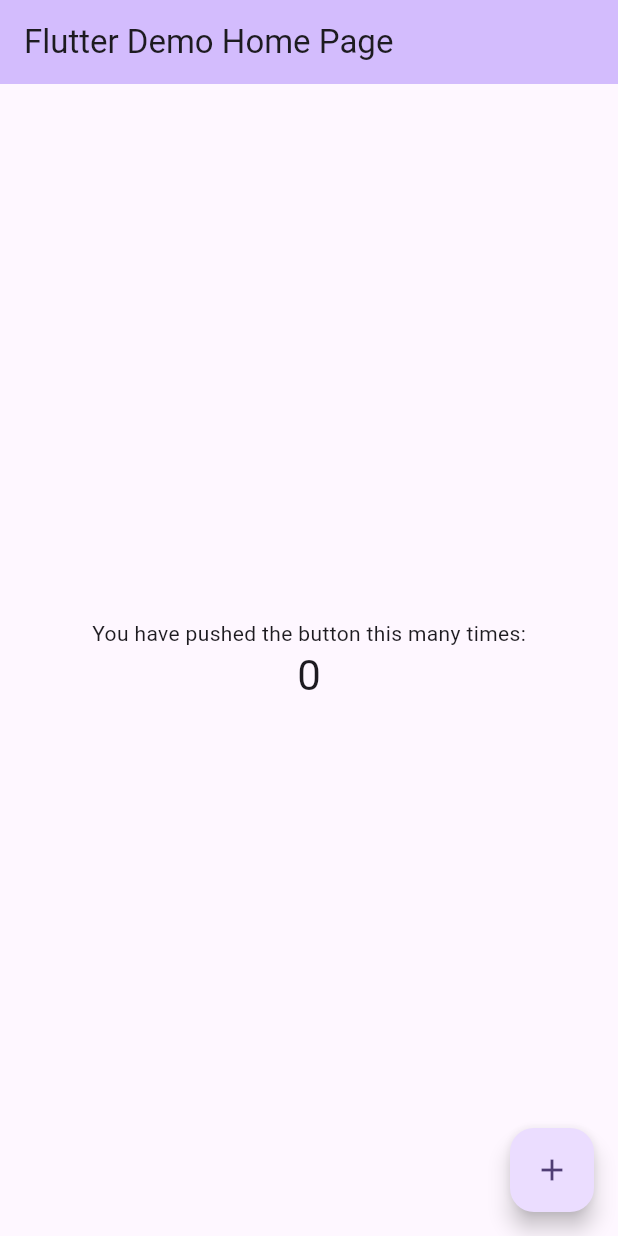
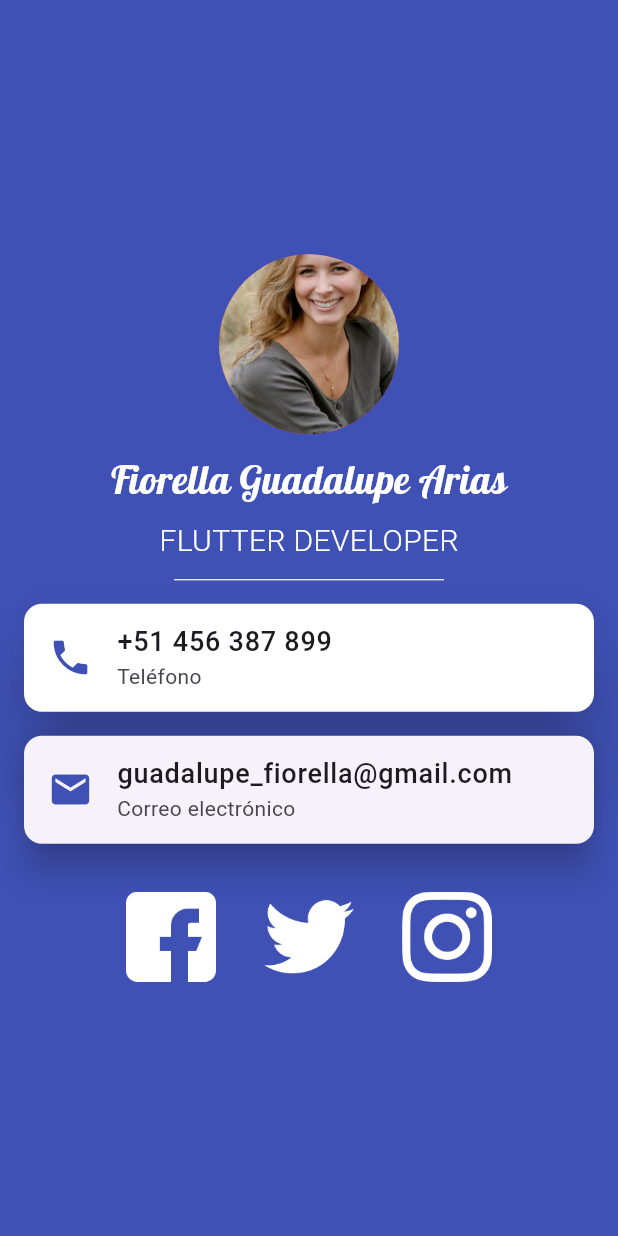
Before and after one commit to marcialtnt/flutter_codigo_mycard, a Flutter app: the screen it shows after launch, on a phone screen of 412 x 824 dp. Run offline on Flutter 3.47's test engine with Material 3 defaults, Android fonts, the phone set to English and light mode, and no system bars; Roboto replaces fonts that are missing (Manrope).

Commit message:
Todo junto

```diff
--- a/lib/main.dart
+++ b/lib/main.dart
@@ -1,125 +1,148 @@
 import 'package:flutter/material.dart';
 
 void main() {
-  runApp(const MyApp());
+  runApp(MyApp());
 }
 
 class MyApp extends StatelessWidget {
-  const MyApp({super.key});
-
-  // This widget is the root of your application.
   @override
   Widget build(BuildContext context) {
     return MaterialApp(
-      title: 'Flutter Demo',
-      theme: ThemeData(
-        // This is the theme of your application.
-        //
-        // TRY THIS: Try running your application with "flutter run". You'll see
-        // the application has a purple toolbar. Then, without quitting the app,
-        // try changing the seedColor in the colorScheme below to Colors.green
-        // and then invoke "hot reload" (save your changes or press the "hot
-        // reload" button in a Flutter-supported IDE, or press "r" if you used
-        // the command line to start the app).
-        //
-        // Notice that the counter didn't reset back to zero; the application
-        // state is not lost during the reload. To reset the state, use hot
-        // restart instead.
-        //
-        // This works for code too, not just values: Most code changes can be
-        // tested with just a hot reload.
-        colorScheme: ColorScheme.fromSeed(seedColor: Colors.deepPurple),
-        useMaterial3: true,
-      ),
-      home: const MyHomePage(title: 'Flutter Demo Home Page'),
+      title: "MyCard App",
+      home: HomePage(),
     );
   }
 }
 
-class MyHomePage extends StatefulWidget {
-  const MyHomePage({super.key, required this.title});
-
-  // This widget is the home page of your application. It is stateful, meaning
-  // that it has a State object (defined below) that contains fields that affect
-  // how it looks.
-
-  // This class is the configuration for the state. It holds the values (in this
-  // case the title) provided by the parent (in this case the App widget) and
-  // used by the build method of the State. Fields in a Widget subclass are
-  // always marked "final".
-
-  final String title;
-
-  @override
-  State<MyHomePage> createState() => _MyHomePageState();
-}
-
-class _MyHomePageState extends State<MyHomePage> {
-  int _counter = 0;
-
-  void _incrementCounter() {
-    setState(() {
-      // This call to setState tells the Flutter framework that something has
-      // changed in this State, which causes it to rerun the build method below
-      // so that the display can reflect the updated values. If we changed
-      // _counter without calling setState(), then the build method would not be
-      // called again, and so nothing would appear to happen.
-      _counter++;
-    });
-  }
-
+class HomePage extends StatelessWidget {
   @override
   Widget build(BuildContext context) {
-    // This method is rerun every time setState is called, for instance as done
-    // by the _incrementCounter method above.
-    //
-    // The Flutter framework has been optimized to make rerunning build methods
-    // fast, so that you can just rebuild anything that needs updating rather
-    // than having to individually change instances of widgets.
     return Scaffold(
-      appBar: AppBar(
-        // TRY THIS: Try changing the color here to a specific color (to
-        // Colors.amber, perhaps?) and trigger a hot reload to see the AppBar
-        // change color while the other colors stay the same.
-        backgroundColor: Theme.of(context).colorScheme.inversePrimary,
-        // Here we take the value from the MyHomePage object that was created by
-        // the App.build method, and use it to set our appbar title.
-        title: Text(widget.title),
+      backgroundColor: Colors.indigo,
+      body: Column(
+        mainAxisAlignment: MainAxisAlignment.center,
+        children: [
+          CircleAvatar(
+            radius: 60.0,
+            backgroundColor: Colors.pinkAccent,
+            /*backgroundImage: NetworkImage(
+              "https://images.pexels.com/photos/774909/pexels-photo-774909.jpeg",
+            ),*/
+            backgroundImage: AssetImage("assets/images/persona1.jpeg"),
           ),
-      body: Center(
-        // Center is a layout widget. It takes a single child and positions it
-        // in the middle of the parent.
-        child: Column(
-          // Column is also a layout widget. It takes a list of children and
-          // arranges them vertically. By default, it sizes itself to fit its
-          // children horizontally, and tries to be as tall as its parent.
-          //
-          // Column has various properties to control how it sizes itself and
-          // how it positions its children. Here we use mainAxisAlignment to
-          // center the children vertically; the main axis here is the vertical
-          // axis because Columns are vertical (the cross axis would be
-          // horizontal).
-          //
-          // TRY THIS: Invoke "debug painting" (choose the "Toggle Debug Paint"
-          // action in the IDE, or press "p" in the console), to see the
-          // wireframe for each widget.
-          mainAxisAlignment: MainAxisAlignment.center,
-          children: <Widget>[
-            const Text(
-              'You have pushed the button this many times:',
+          SizedBox(
+            height: 12.0,
           ),
           Text(
-              '$_counter',
-              style: Theme.of(context).textTheme.headlineMedium,
+            "Fiorella Guadalupe Arias",
+            style: TextStyle(
+              color: Colors.white,
+              fontSize: 26.0,
+              fontFamily: "Lobster",
+              fontWeight: FontWeight.w100,
+            ),
+          ),
+          SizedBox(
+            height: 8.0,
+          ),
+          Text(
+            "FLUTTER DEVELOPER",
+            style: TextStyle(
+              color: Colors.white,
+              fontSize: 20.0,
+              fontFamily: 'Manrope',
+              fontWeight: FontWeight.w300,
+            ),
+          ),
+          SizedBox(
+            height: 3.0,
+          ),
+          SizedBox(
+            width: 180.0,
+            child: Divider(
+              thickness: 0.8,
+              color: Colors.white,
+            ),
+          ),
+          Card(
+            color: Colors.white,
+            elevation: 20,
+            margin: EdgeInsets.symmetric(horizontal: 16.0, vertical: 8.0),
+            child: ListTile(
+              title: Text(
+                "+51 456 387 899",
+                style: TextStyle(
+                  fontFamily: "Manrope",
+                  fontSize: 18.0,
+                  fontWeight: FontWeight.w500,
+                ),
+              ),
+              subtitle: Text(
+                "Teléfono",
+                style: TextStyle(
+                  fontFamily: "Manrope",
+                ),
+              ),
+              leading: Icon(
+                Icons.phone,
+                size: 30.0,
+                color: Colors.indigo,
+              ),
+            ),
+          ),
+          Card(
+            elevation: 10,
+            margin: EdgeInsets.symmetric(horizontal: 16.0, vertical: 8.0),
+            child: ListTile(
+              title: Text(
+                "guadalupe_fiorella@gmail.com",
+                style: TextStyle(
+                  fontFamily: "Manrope",
+                  fontSize: 18.0,
+                  fontWeight: FontWeight.w500,
+                ),
+              ),
+              subtitle: Text(
+                "Correo electrónico",
+                style: TextStyle(
+                  fontFamily: "Manrope",
+                ),
+              ),
+              leading: Icon(
+                Icons.email,
+                size: 30.0,
+                color: Colors.indigo,
+              ),
+            ),
+          ),
+          SizedBox(
+            height: 24.0,
+          ),
+          Row(
+            mainAxisAlignment: MainAxisAlignment.center,
+            children: [
+              Image.asset(
+                "assets/images/facebook.png",
+                height: 60.0,
+              ),
+              SizedBox(
+                width: 32.0,
+              ),
+              Image.asset(
+                "assets/images/twitter.png",
+                height: 60.0,
+              ),
+              SizedBox(
+                width: 32.0,
+              ),
+              Image.asset(
+                "assets/images/instagram.png",
+                height: 60.0,
               ),
             ],
           ),
+        ],
       ),
-      floatingActionButton: FloatingActionButton(
-        onPressed: _incrementCounter,
-        tooltip: 'Increment',
-        child: const Icon(Icons.add),
-      ), // This trailing comma makes auto-formatting nicer for build methods.
     );
   }
 }
```
Also changed, not shown: pubspec.yaml (+6 -6 lines), assets/fonts/Lobster-Regular.ttf (added), assets/images/facebook.png (added), assets/images/instagram.png (added), assets/images/persona1.jpeg (added), assets/images/persona2.jpeg (added), assets/images/twitter.png (added). Lines whose indentation alone changed are shown as unchanged.
